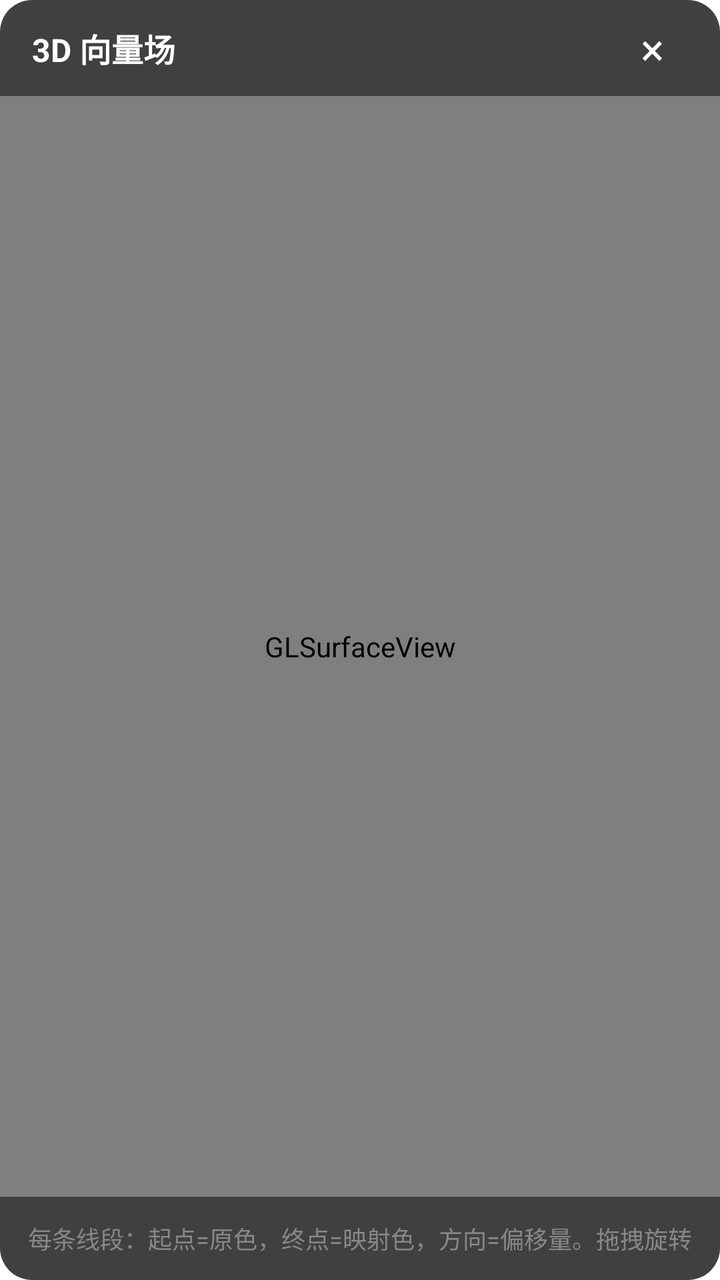
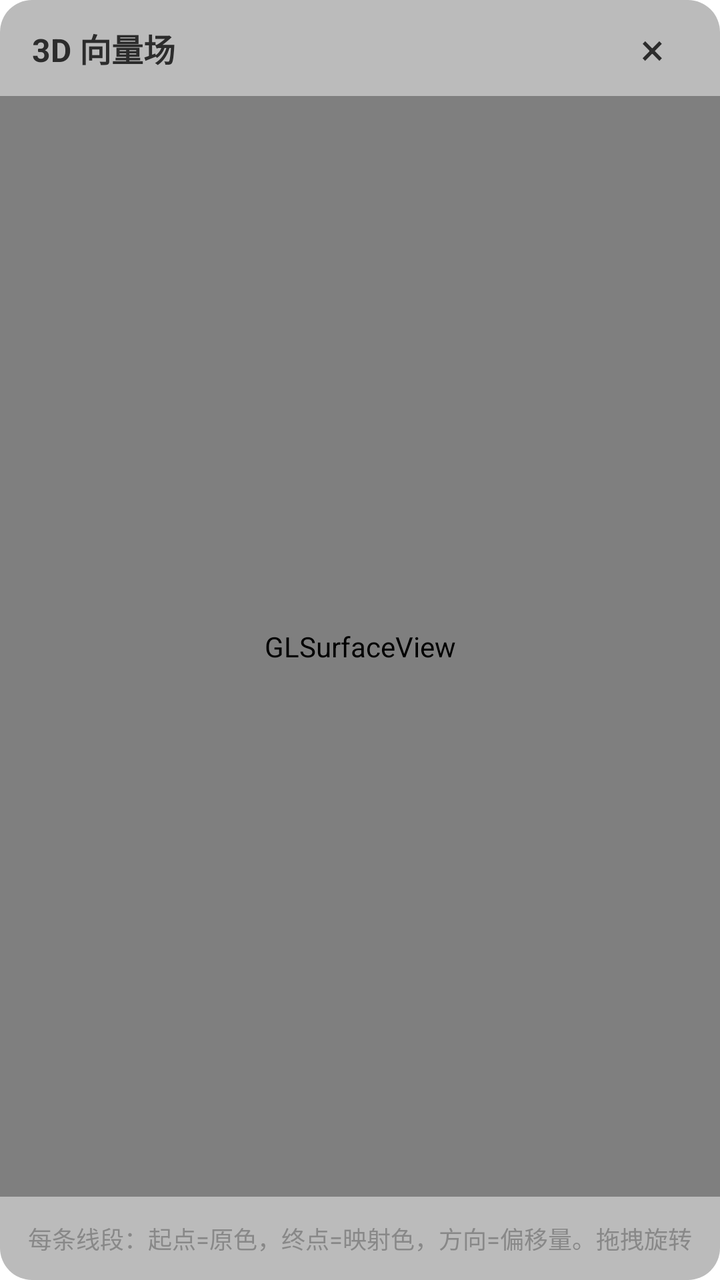

Before-and-after screenshots of an Android layout around one commit, followed by the original layout XML and the change that was made.
<!-- AndroidManifest.xml: activity theme Theme.CoverageDialog -->
<!-- res/layout/activity_vector_field.xml -->
<?xml version="1.0" encoding="utf-8"?>
<LinearLayout xmlns:android="http://schemas.android.com/apk/res/android"
    android:layout_width="match_parent"
    android:layout_height="match_parent"
    android:orientation="vertical"
    android:background="@drawable/dialog_bg"
    android:layout_margin="24dp">

    <LinearLayout
        android:layout_width="match_parent"
        android:layout_height="48dp"
        android:orientation="horizontal"
        android:gravity="center_vertical"
        android:paddingHorizontal="16dp">

        <TextView
            android:id="@+id/tvTitle"
            android:layout_width="0dp"
            android:layout_height="wrap_content"
            android:layout_weight="1"
            android:text="3D 向量场"
            android:textColor="#FFFFFF"
            android:textSize="16sp"
            android:textStyle="bold" />

        <TextView
            android:id="@+id/btnClose"
            android:layout_width="36dp"
            android:layout_height="36dp"
            android:text="×"
            android:textColor="#FFFFFF"
            android:textSize="22sp"
            android:gravity="center"
            android:clickable="true"
            android:focusable="true"
            android:background="?attr/selectableItemBackgroundBorderless" />

    </LinearLayout>

    <android.opengl.GLSurfaceView
        android:id="@+id/vectorGLView"
        android:layout_width="match_parent"
        android:layout_height="0dp"
        android:layout_weight="1" />

    <TextView
        android:layout_width="match_parent"
        android:layout_height="wrap_content"
        android:padding="12dp"
        android:text="每条线段：起点=原色，终点=映射色，方向=偏移量。拖拽旋转"
        android:textColor="#888888"
        android:textSize="12sp"
        android:gravity="center" />

</LinearLayout>
<!-- resources referenced by this layout -->
<resources>
  <!-- drawable dialog_bg (drawable) -->
  <?xml version="1.0" encoding="utf-8"?>
  <shape xmlns:android="http://schemas.android.com/apk/res/android">
      <solid android:color="#CC111111" />
      <corners android:radius="16dp" />
  </shape>
  <style name="Theme.CoverageDialog" parent="Theme.Material3.DayNight.NoActionBar">
          <item name="android:windowIsFloating">true</item>
          <item name="android:windowCloseOnTouchOutside">true</item>
          <item name="android:windowBackground">@android:color/transparent</item>
          <item name="android:backgroundDimEnabled">true</item>
          <item name="android:windowMinWidthMajor">85%</item>
          <item name="android:windowMinWidthMinor">85%</item>
      </style>
</resources>

<!-- the commit's change to res/layout/activity_vector_field.xml (unified diff, before → after) -->
@@ -4,14 +4,14 @@
     android:layout_height="match_parent"
     android:orientation="vertical"
     android:background="@drawable/dialog_bg"
-    android:layout_margin="24dp">
+    android:layout_margin="@dimen/spacing_xxl">
 
     <LinearLayout
         android:layout_width="match_parent"
-        android:layout_height="48dp"
+        android:layout_height="@dimen/header_visualize"
         android:orientation="horizontal"
         android:gravity="center_vertical"
-        android:paddingHorizontal="16dp">
+        android:paddingHorizontal="@dimen/spacing_xl">
 
         <TextView
             android:id="@+id/tvTitle"
@@ -19,8 +19,8 @@
             android:layout_height="wrap_content"
             android:layout_weight="1"
             android:text="3D 向量场"
-            android:textColor="#FFFFFF"
-            android:textSize="16sp"
+            android:textColor="@color/text_primary"
+            android:textSize="@dimen/text_xl"
             android:textStyle="bold" />
 
         <TextView
@@ -28,13 +28,12 @@
             android:layout_width="36dp"
             android:layout_height="36dp"
             android:text="×"
-            android:textColor="#FFFFFF"
-            android:textSize="22sp"
+            android:textColor="@color/text_primary"
+            android:textSize="@dimen/text_xxxl"
             android:gravity="center"
             android:clickable="true"
             android:focusable="true"
             android:background="?attr/selectableItemBackgroundBorderless" />
-
     </LinearLayout>
 
     <android.opengl.GLSurfaceView
@@ -46,10 +45,10 @@
     <TextView
         android:layout_width="match_parent"
         android:layout_height="wrap_content"
-        android:padding="12dp"
+        android:padding="@dimen/spacing_lg"
         android:text="每条线段：起点=原色，终点=映射色，方向=偏移量。拖拽旋转"
-        android:textColor="#888888"
-        android:textSize="12sp"
+        android:textColor="@color/text_tertiary"
+        android:textSize="@dimen/text_body"
         android:gravity="center" />
 
 </LinearLayout>
<!-- resource entries referenced after the edit -->
@@ -1,10 +1,18 @@
 <!-- resources referenced by this layout -->
 <resources>
+  <color name="text_primary">#FF2C2C2C</color>
+  <color name="text_tertiary">#FF888888</color>
+  <dimen name="header_visualize">48dp</dimen>
+  <dimen name="spacing_lg">12dp</dimen>
+  <dimen name="spacing_xl">16dp</dimen>
+  <dimen name="spacing_xxl">24dp</dimen>
+  <dimen name="text_body">12sp</dimen>
+  <dimen name="text_xl">16sp</dimen>
+  <dimen name="text_xxxl">22sp</dimen>
   <!-- drawable dialog_bg (drawable) -->
-  <?xml version="1.0" encoding="utf-8"?>
   <shape xmlns:android="http://schemas.android.com/apk/res/android">
-      <solid android:color="#CC111111" />
-      <corners android:radius="16dp" />
+      <solid android:color="@color/dialog_scrim" />
+      <corners android:radius="@dimen/corner_xlarge" />
   </shape>
   <style name="Theme.CoverageDialog" parent="Theme.Material3.DayNight.NoActionBar">
           <item name="android:windowIsFloating">true</item>
@@ -13,6 +21,10 @@
           <item name="android:backgroundDimEnabled">true</item>
           <item name="android:windowMinWidthMajor">85%</item>
           <item name="android:windowMinWidthMinor">85%</item>
+          <item name="android:windowLightStatusBar">true</item>
+          <item name="android:windowLightNavigationBar">true</item>
       </style>
+  <color name="dialog_scrim">#44000000</color>
+  <dimen name="corner_xlarge">16dp</dimen>
 </resources>
 
